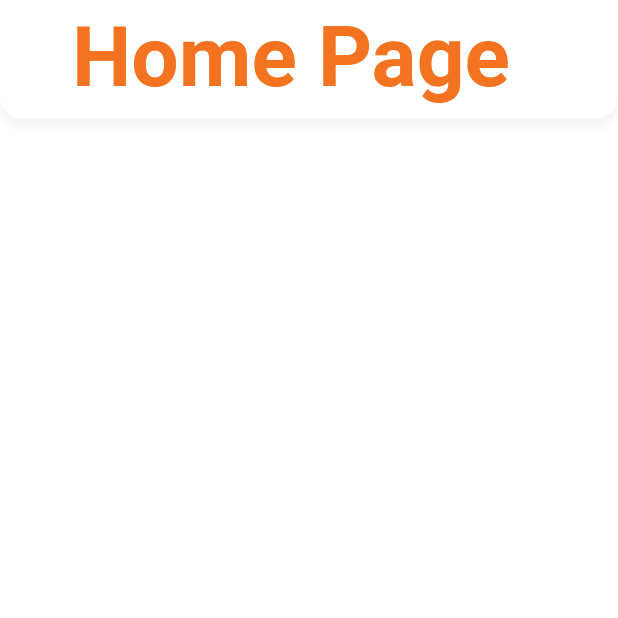
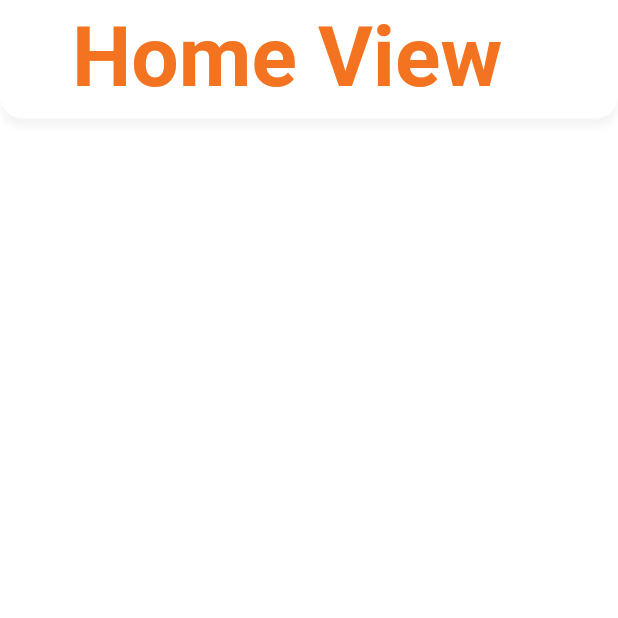
Before and after one commit to HYPE-ADawoud/hype, a Flutter app: the HomeView screen opened by its route, on a phone screen of 412 x 824 dp, the top half of it. Run offline on Flutter 3.47's test engine with Material 2 defaults, Android fonts, the phone set to English and light mode, and no system bars; our stand-ins replace chewie, connectivity_plus, dio, dotted_border, firebase_auth, flutter_screenutil and 13 more; missing offline and left inert: ansicolor, barbecue, connectivity_plus_web, firebase_auth_web, firebase_core_web, image_picker_for_web and 3 more; accounts and stored records are empty.

Commit message:
Create UI Home page

```diff
--- a/lib/app/pages/home/home_view.dart
+++ b/lib/app/pages/home/home_view.dart
@@ -33,13 +33,16 @@ class HomeView extends GetView<HomeController> {
 
   AppToolbar _buildToolbar() {
     return AppToolbar(
-      title: 'Home Page',
+      title: 'Home View',
       drawerCallBack: () => scaffoldKey.currentState?.openDrawer(),
     );
   }
 
   Widget _buildBodyView() {
-    return Container(
+    return Stack(
+      children: [
+
+      ],
     );
   }
 
--- a/lib/generated_plugin_registrant.dart
+++ b/lib/generated_plugin_registrant.dart
@@ -4,7 +4,6 @@
 
 // ignore_for_file: directives_ordering
 // ignore_for_file: lines_longer_than_80_chars
-// ignore_for_file: depend_on_referenced_packages
 
 import 'package:connectivity_plus_web/connectivity_plus_web.dart';
 import 'package:firebase_auth_web/firebase_auth_web.dart';
```
Also changed, not shown: pubspec.lock, 5 other files.
